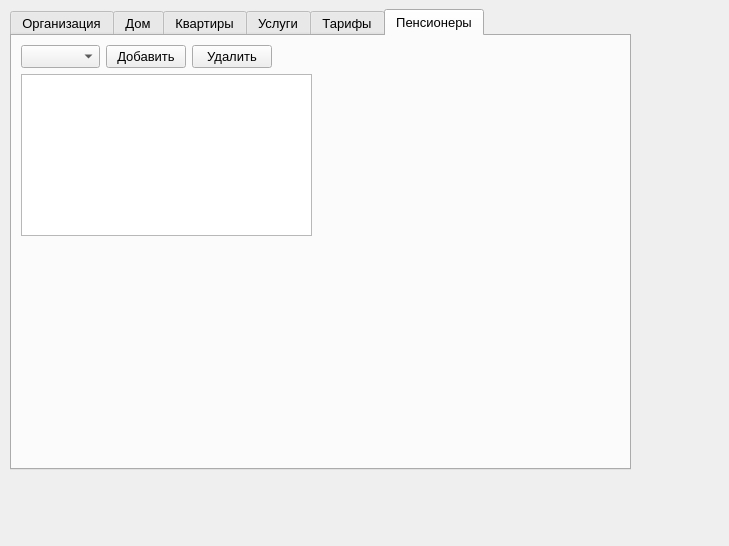
MartovKot/ZHSK, file adminwindow.ui: the form before one commit.
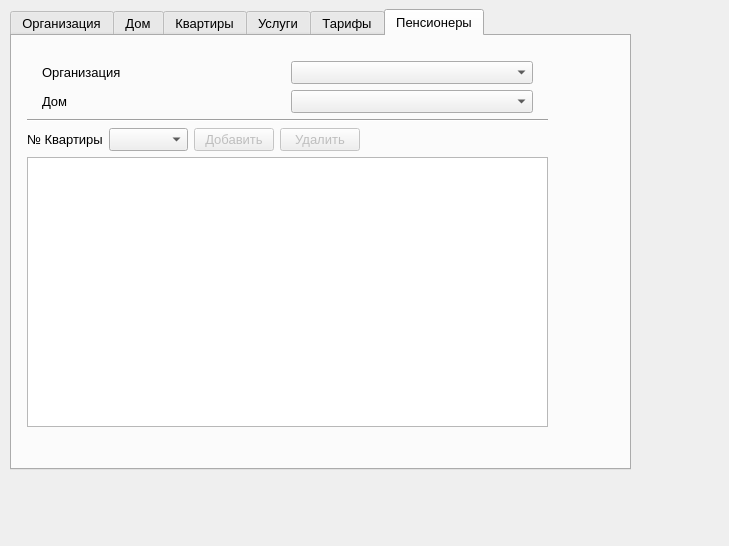
The form after the commit. The open tabs and pages were chosen to show the change.

Diff of the .ui file:
```diff
--- a/adminwindow.ui
+++ b/adminwindow.ui
@@ -10,6 +10,43 @@
     <height>546</height>
    </rect>
   </property>
+  <property name="palette">
+   <palette>
+    <active>
+     <colorrole role="Highlight">
+      <brush brushstyle="SolidPattern">
+       <color alpha="255">
+        <red>255</red>
+        <green>0</green>
+        <blue>0</blue>
+       </color>
+      </brush>
+     </colorrole>
+    </active>
+    <inactive>
+     <colorrole role="Highlight">
+      <brush brushstyle="SolidPattern">
+       <color alpha="255">
+        <red>255</red>
+        <green>0</green>
+        <blue>0</blue>
+       </color>
+      </brush>
+     </colorrole>
+    </inactive>
+    <disabled>
+     <colorrole role="Highlight">
+      <brush brushstyle="SolidPattern">
+       <color alpha="255">
+        <red>51</red>
+        <green>153</green>
+        <blue>255</blue>
+       </color>
+      </brush>
+     </colorrole>
+    </disabled>
+   </palette>
+  </property>
   <property name="font">
    <font>
     <family>Arial</family>
@@ -1542,20 +1579,138 @@
        <widget class="QWidget" name="verticalLayoutWidget_6">
         <property name="geometry">
          <rect>
-          <x>9</x>
-          <y>9</y>
-          <width>291</width>
-          <height>191</height>
+          <x>10</x>
+          <y>20</y>
+          <width>531</width>
+          <height>371</height>
          </rect>
         </property>
         <layout class="QVBoxLayout" name="mainLay_Pens">
+         <property name="leftMargin">
+          <number>5</number>
+         </property>
+         <property name="topMargin">
+          <number>5</number>
+         </property>
+         <property name="rightMargin">
+          <number>5</number>
+         </property>
+         <item>
+          <layout class="QHBoxLayout" name="horizontalLayout_14">
+           <item>
+            <spacer name="horizontalSpacer_24">
+             <property name="orientation">
+              <enum>Qt::Horizontal</enum>
+             </property>
+             <property name="sizeType">
+              <enum>QSizePolicy::Fixed</enum>
+             </property>
+             <property name="sizeHint" stdset="0">
+              <size>
+               <width>15</width>
+               <height>20</height>
+              </size>
+             </property>
+            </spacer>
+           </item>
+           <item>
+            <widget class="QLabel" name="label_28">
+             <property name="text">
+              <string>Организация</string>
+             </property>
+            </widget>
+           </item>
+           <item>
+            <widget class="QComboBox" name="cmBx_Org_on_Pens"/>
+           </item>
+           <item>
+            <spacer name="horizontalSpacer_25">
+             <property name="orientation">
+              <enum>Qt::Horizontal</enum>
+             </property>
+             <property name="sizeType">
+              <enum>QSizePolicy::Fixed</enum>
+             </property>
+             <property name="sizeHint" stdset="0">
+              <size>
+               <width>15</width>
+               <height>20</height>
+              </size>
+             </property>
+            </spacer>
+           </item>
+          </layout>
+         </item>
+         <item>
+          <layout class="QHBoxLayout" name="horizontalLayout_13">
+           <item>
+            <spacer name="horizontalSpacer_22">
+             <property name="orientation">
+              <enum>Qt::Horizontal</enum>
+             </property>
+             <property name="sizeType">
+              <enum>QSizePolicy::Fixed</enum>
+             </property>
+             <property name="sizeHint" stdset="0">
+              <size>
+               <width>15</width>
+               <height>20</height>
+              </size>
+             </property>
+            </spacer>
+           </item>
+           <item>
+            <widget class="QLabel" name="label_27">
+             <property name="text">
+              <string>Дом</string>
+             </property>
+            </widget>
+           </item>
+           <item>
+            <widget class="QComboBox" name="cmBx_Home_on_Pens"/>
+           </item>
+           <item>
+            <spacer name="horizontalSpacer_23">
+             <property name="orientation">
+              <enum>Qt::Horizontal</enum>
+             </property>
+             <property name="sizeType">
+              <enum>QSizePolicy::Fixed</enum>
+             </property>
+             <property name="sizeHint" stdset="0">
+              <size>
+               <width>15</width>
+               <height>20</height>
+              </size>
+             </property>
+            </spacer>
+           </item>
+          </layout>
+         </item>
+         <item>
+          <widget class="Line" name="line">
+           <property name="orientation">
+            <enum>Qt::Horizontal</enum>
+           </property>
+          </widget>
+         </item>
          <item>
           <layout class="QHBoxLayout" name="horizontalLayout_12">
+           <item>
+            <widget class="QLabel" name="label_29">
+             <property name="text">
+              <string>№ Квартиры</string>
+             </property>
+            </widget>
+           </item>
            <item>
             <widget class="QComboBox" name="cmBx_PensApart"/>
            </item>
            <item>
             <widget class="QPushButton" name="pBtn_addPens">
+             <property name="enabled">
+              <bool>false</bool>
+             </property>
              <property name="text">
               <string>Добавить</string>
              </property>
@@ -1563,6 +1718,9 @@
            </item>
            <item>
             <widget class="QPushButton" name="pBtn_delPens">
+             <property name="enabled">
+              <bool>false</bool>
+             </property>
              <property name="text">
               <string>Удалить</string>
              </property>
```
Left out of the diff: 11 changed lines with no effect on the pictures.
